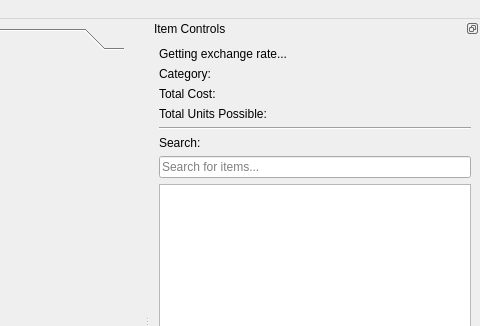
TheCodingJsoftware/Invigo, file ui/main_menu.ui: the form before one commit; both pictures show x 653 to 1133 and y 0 to 326 of the 1133 by 652 pixel window.
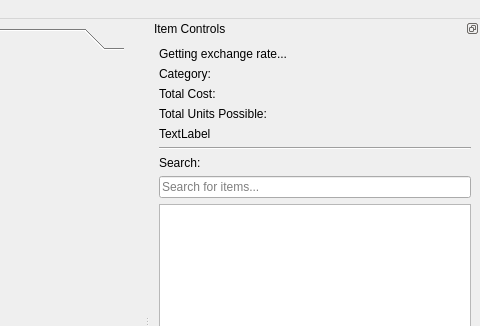
The form after the commit.

```diff
--- a/ui/main_menu.ui
+++ b/ui/main_menu.ui
@@ -361,6 +361,13 @@
          </property>
         </widget>
        </item>
+       <item>
+        <widget class="QLabel" name="labal_category_costs">
+         <property name="text">
+          <string>TextLabel</string>
+         </property>
+        </widget>
+       </item>
        <item>
         <widget class="Line" name="line">
          <property name="orientation">
```
